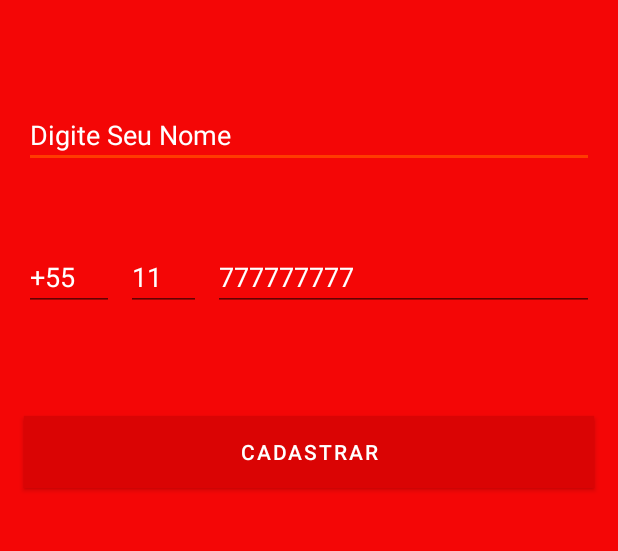
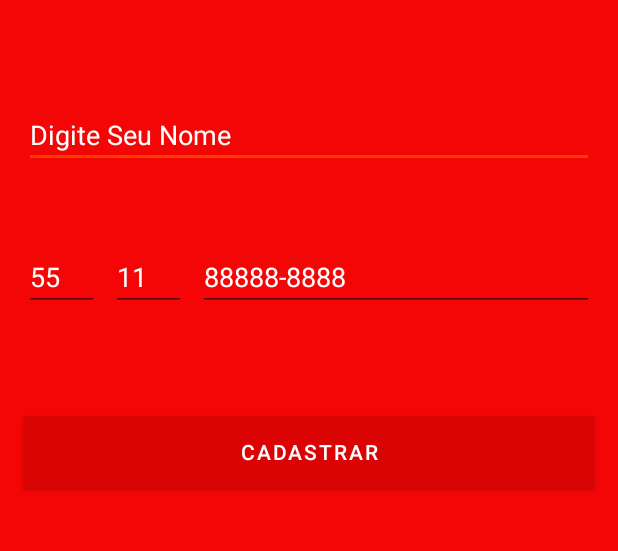
Before and after one commit to JefersonMelo/Portfolio, an Android app: the screen it shows after launch (LoginActivity), on a phone screen of 412 x 824 dp, the part 223-774 px from its top. Run offline under Robolectric (Android 15) with nearby library versions, the phone set to English and light mode, and no system bars.

Commit message:
commit classe abstrata MaskFormat, criação de mascaras para telefone, código de área e cod de país.

```diff
--- a/Signal/app/build.gradle
+++ b/Signal/app/build.gradle
@@ -41,5 +41,5 @@ dependencies {
     implementation platform('com.google.firebase:firebase-bom:28.1.0')
     implementation 'com.google.firebase:firebase-analytics'
     implementation 'com.google.firebase:firebase-database'
-    //implementation 'com.android.suport:design'
+
 }
--- a/Signal/app/src/main/java/com/jefmelo/myapplication/activity/LoginActivity.java
+++ b/Signal/app/src/main/java/com/jefmelo/myapplication/activity/LoginActivity.java
@@ -3,14 +3,32 @@ package com.jefmelo.myapplication.activity;
 import androidx.appcompat.app.AppCompatActivity;
 
 import android.os.Bundle;
-
+import android.widget.Button;
+import android.widget.EditText;
 import com.jefmelo.myapplication.R;
+import Utils.MaskFormatUtil;
 
 public class LoginActivity extends AppCompatActivity {
+
+    private EditText nome;
+    private EditText telefone;
+    private EditText cod_pais;
+    private EditText cod_area;
+    private Button botao_cadastrar;
 
     @Override
     protected void onCreate(Bundle savedInstanceState) {
         super.onCreate(savedInstanceState);
         setContentView(R.layout.activity_login);
+
+        nome = (EditText) findViewById(R.id.editText_nome);
+        telefone = (EditText) findViewById(R.id.editTex_telefone);
+        cod_pais = (EditText) findViewById(R.id.editText_Cod_Pais);
+        cod_area = (EditText) findViewById(R.id.editText_DDD);
+        botao_cadastrar = (Button) findViewById(R.id.btn_cadastrar);
+
+        telefone.addTextChangedListener(MaskFormatUtil.mask(telefone, MaskFormatUtil.FORMAT_FONE));
+        cod_pais.addTextChangedListener(MaskFormatUtil.mask(cod_pais, MaskFormatUtil.FORMAT_COD_PAIS));
+        cod_area.addTextChangedListener(MaskFormatUtil.mask(cod_area, MaskFormatUtil.FORMAT_COD_AREA));
     }
 }
--- a/Signal/app/src/main/res/layout/activity_login.xml
+++ b/Signal/app/src/main/res/layout/activity_login.xml
@@ -34,7 +34,7 @@
         app:layout_constraintTop_toBottomOf="@+id/imageView_logo" />
 
     <EditText
-        android:id="@+id/editTextPersonName"
+        android:id="@+id/editText_nome"
         android:layout_width="fill_parent"
         android:layout_height="wrap_content"
         android:layout_marginStart="16dp"
@@ -56,7 +56,7 @@
         app:layout_constraintTop_toBottomOf="@+id/txt_nome_app" />
 
     <EditText
-        android:id="@+id/editTextNumber_phone"
+        android:id="@+id/editTex_telefone"
         android:layout_width="0dp"
         android:layout_height="wrap_content"
         android:layout_marginStart="8dp"
@@ -65,39 +65,37 @@
         android:layout_marginEnd="16dp"
         android:layout_marginRight="16dp"
         android:ems="10"
-        android:hint="777777777"
+        android:hint="88888-8888"
         android:inputType="number"
-        android:maxLength="9"
         android:textColor="@color/white"
         android:textColorHighlight="@color/white"
         android:textColorHint="@color/white"
         android:textColorLink="@color/black"
         android:textCursorDrawable="@color/white"
         app:layout_constraintEnd_toEndOf="parent"
-        app:layout_constraintStart_toEndOf="@+id/editTextNumber_DDD"
-        app:layout_constraintTop_toBottomOf="@+id/editTextPersonName" />
+        app:layout_constraintStart_toEndOf="@+id/editText_DDD"
+        app:layout_constraintTop_toBottomOf="@+id/editText_nome" />
 
     <EditText
-        android:id="@+id/editTextNumber_Cod_Pais"
+        android:id="@+id/editText_Cod_Pais"
         android:layout_width="wrap_content"
         android:layout_height="wrap_content"
         android:layout_marginStart="16dp"
         android:layout_marginLeft="16dp"
-        android:width="60dp"
+        android:width="50dp"
         android:ems="10"
-        android:hint="+55"
+        android:hint="55"
         android:inputType="number"
-        android:maxLength="2"
         android:textColor="@color/white"
         android:textColorHighlight="@color/white"
         android:textColorHint="@color/white"
         android:textColorLink="@color/black"
         android:textCursorDrawable="@color/white"
-        app:layout_constraintBottom_toBottomOf="@+id/editTextNumber_phone"
+        app:layout_constraintBottom_toBottomOf="@+id/editTex_telefone"
         app:layout_constraintStart_toStartOf="parent" />
 
     <EditText
-        android:id="@+id/editTextNumber_DDD"
+        android:id="@+id/editText_DDD"
         android:layout_width="50dp"
         android:layout_height="wrap_content"
         android:layout_marginStart="8dp"
@@ -105,17 +103,16 @@
         android:ems="10"
         android:hint="11"
         android:inputType="number"
-        android:maxLength="2"
         android:textColor="@color/white"
         android:textColorHighlight="@color/white"
         android:textColorHint="@color/white"
         android:textColorLink="@color/black"
         android:textCursorDrawable="@color/white"
-        app:layout_constraintBottom_toBottomOf="@+id/editTextNumber_phone"
-        app:layout_constraintStart_toEndOf="@+id/editTextNumber_Cod_Pais" />
+        app:layout_constraintBottom_toBottomOf="@+id/editTex_telefone"
+        app:layout_constraintStart_toEndOf="@+id/editText_Cod_Pais" />
 
     <Button
-        android:id="@+id/button"
+        android:id="@+id/btn_cadastrar"
         android:layout_width="fill_parent"
         android:layout_height="wrap_content"
         android:layout_marginStart="16dp"
@@ -135,7 +132,7 @@
         app:layout_constraintEnd_toEndOf="parent"
         app:layout_constraintHorizontal_bias="0.492"
         app:layout_constraintStart_toStartOf="parent"
-        app:layout_constraintTop_toBottomOf="@+id/editTextNumber_phone"
+        app:layout_constraintTop_toBottomOf="@+id/editTex_telefone"
         tools:text="@string/btn_Cadastrar" />
 
 </androidx.constraintlayout.widget.ConstraintLayout>
```
Also changed, not shown: Signal/app/src/main/java/Utils/MaskFormatUtil.java (added, +76 -0 lines).
